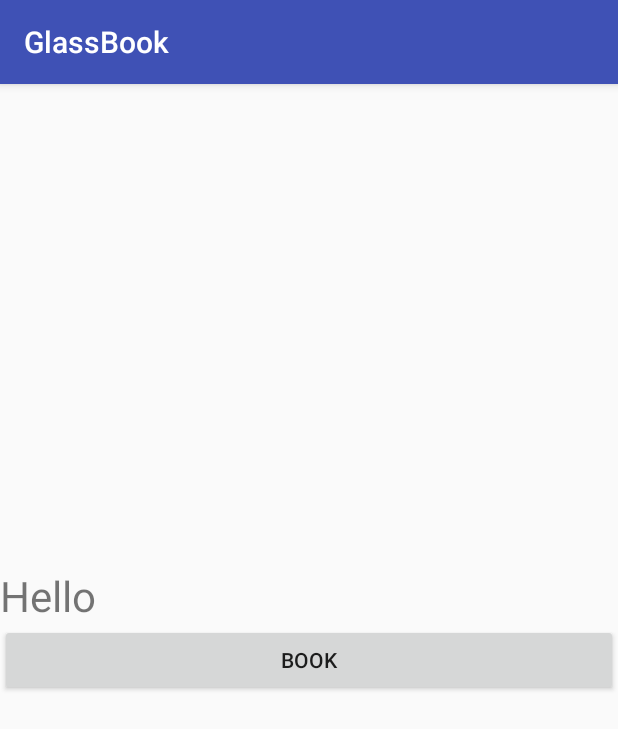
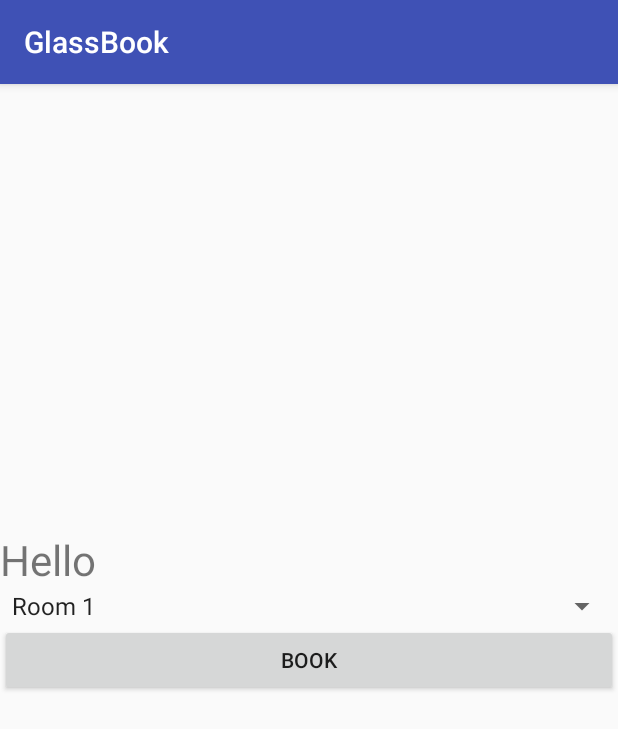
Before and after one commit to swapnilraj/GlassBook, an Android app: the fragment AvailabilityScheduleFragment placed in its activity, on a phone screen of 412 x 824 dp. Shown: the top 729 px of the screen. Run offline under Robolectric (Android 15) with nearby library versions, the phone set to English and light mode, and no system bars; libraries missing offline, so code that uses them is left out: com.wdullaer.materialdatetimepicker; 2 statements that could not run were skipped.

Commit message:
Added dropdown for room number and implemented HTTP calls with it

```diff
--- a/app/src/main/java/io/sixth/glassbook/AvailabilityScheduleFragment.java
+++ b/app/src/main/java/io/sixth/glassbook/AvailabilityScheduleFragment.java
@@ -7,7 +7,10 @@ import android.support.v4.app.Fragment;
 import android.view.LayoutInflater;
 import android.view.View;
 import android.view.ViewGroup;
+import android.widget.AdapterView;
+import android.widget.ArrayAdapter;
 import android.widget.Button;
+import android.widget.Spinner;
 import android.widget.TextView;
 import com.wdullaer.materialdatetimepicker.date.DatePickerDialog;
 import com.wdullaer.materialdatetimepicker.time.TimePickerDialog;
@@ -26,14 +29,16 @@ import org.jsoup.select.Elements;
 
 public class AvailabilityScheduleFragment extends Fragment
     implements View.OnClickListener, TimePickerDialog.OnTimeSetListener,
-    DatePickerDialog.OnDateSetListener, GlassBook.RequestListener {
+    DatePickerDialog.OnDateSetListener, GlassBook.RequestListener,
+    AdapterView.OnItemSelectedListener {
 
   public static String USER = "user";
   private TextView greeting;
   private TextView mResponse;
   private Calendar startTime;
-  private View view;
+  private View rootView;
   private User user;
+  private int roomNumber = 1;
 
   public AvailabilityScheduleFragment() {
   }
@@ -41,20 +46,28 @@ public class AvailabilityScheduleFragment extends Fragment
   @Nullable @Override
   public View onCreateView(LayoutInflater inflater, @Nullable ViewGroup container,
       @Nullable Bundle savedInstanceState) {
-    view = inflater.inflate(R.layout.fragment_availability_schedule, null);
-    greeting = (TextView) view.findViewById(R.id.greetingText);
-    mResponse = (TextView) view.findViewById(R.id.responseText);
-    Button button = (Button) view.findViewById(R.id.buttonBook);
+    rootView = inflater.inflate(R.layout.fragment_availability_schedule, null);
+
+    Spinner spinner = (Spinner) rootView.findViewById(R.id.spinner);
+    ArrayAdapter<CharSequence> adapter = ArrayAdapter.createFromResource(getContext(),
+        R.array.rooms, android.R.layout.simple_spinner_item);
+    adapter.setDropDownViewResource(android.R.layout.simple_spinner_dropdown_item);
+    spinner.setAdapter(adapter);
+    spinner.setOnItemSelectedListener(this);
+
+    greeting = (TextView) rootView.findViewById(R.id.greetingText);
+    mResponse = (TextView) rootView.findViewById(R.id.responseText);
+    Button button = (Button) rootView.findViewById(R.id.buttonBook);
     button.setOnClickListener(this);
 
     user = getArguments().getParcelable(USER);
     if (user == null) {
-      return view;
+      return rootView;
     }
     String name = user.getFirstName();
     greeting.append(" " + name);
 
-    return view;
+    return rootView;
   }
 
   @Override public void onClick(View v) {
@@ -68,7 +81,7 @@ public class AvailabilityScheduleFragment extends Fragment
 
   @Override public void onTimeSet(TimePickerDialog view, int hourOfDay, int minute, int second) {
     startTime.set(Calendar.HOUR_OF_DAY, hourOfDay);
-    GlassBook.bookRoom(startTime, this);
+    GlassBook.bookRoom(startTime, roomNumber, this);
   }
 
   @Override
@@ -89,10 +102,10 @@ public class AvailabilityScheduleFragment extends Fragment
     FragmentUtils.runOnUi(this, new Runnable() {
       @Override public void run() {
         if (response.contains("pending")) {
-          Snackbar.make(view, R.string.fail, Snackbar.LENGTH_LONG).show();
+          Snackbar.make(rootView, R.string.fail, Snackbar.LENGTH_LONG).show();
         } else {
           final String selector = "body > p:nth-child(3)";
-          Snackbar.make(view, R.string.success, Snackbar.LENGTH_LONG).show();
+          Snackbar.make(rootView, R.string.success, Snackbar.LENGTH_LONG).show();
           final Document doc = Jsoup.parse(response);
           final Elements ele = doc.select(selector);
           final String metaContainer = ele.text();
@@ -103,4 +116,12 @@ public class AvailabilityScheduleFragment extends Fragment
       }
     });
   }
+
+  @Override public void onItemSelected(AdapterView<?> parent, View view, int position, long id) {
+    roomNumber = position + 1;
+  }
+
+  @Override public void onNothingSelected(AdapterView<?> parent) {
+
+  }
 }
--- a/app/src/main/java/io/sixth/glassbook/data/api/GlassBook.java
+++ b/app/src/main/java/io/sixth/glassbook/data/api/GlassBook.java
@@ -1,10 +1,12 @@
 package io.sixth.glassbook.data.api;
 
+import android.support.design.widget.Snackbar;
 import com.facebook.stetho.okhttp3.StethoInterceptor;
 import io.sixth.glassbook.data.local.User;
 import io.sixth.glassbook.utils.GlassBookApp;
 import java.io.IOException;
 import java.util.Calendar;
+import java.util.Locale;
 import okhttp3.Call;
 import okhttp3.Callback;
 import okhttp3.Credentials;
@@ -27,9 +29,7 @@ public class GlassBook {
   private static GlassBookApp app;
 
   private static OkHttpClient getClient() {
-    return new OkHttpClient.Builder()
-        .addNetworkInterceptor(new StethoInterceptor())
-        .build();
+    return new OkHttpClient.Builder().addNetworkInterceptor(new StethoInterceptor()).build();
   }
 
   public interface AuthListener {
@@ -80,14 +80,15 @@ public class GlassBook {
     });
   }
 
-  public static void bookRoom(Calendar startTime, final RequestListener listener) {
-    String requestURL = BASE_URL + "/sgmr1.request.pl";
+  public static void bookRoom(Calendar startTime, final int roomNumber,
+      final RequestListener listener) {
+    String requestURL = BASE_URL + String.format(Locale.ENGLISH, "/sgmr%d.request.pl", roomNumber);
     OkHttpClient client = getClient();
 
     User user = app.getUser();
 
-    RequestBody formBody = new FormBody.Builder()
-        .add("StartTime", Integer.toString(startTime.get(Calendar.HOUR_OF_DAY) + 1))
+    RequestBody formBody = new FormBody.Builder().add("StartTime",
+        Integer.toString(startTime.get(Calendar.HOUR_OF_DAY) + 1))
         .add("EndTime", Integer.toString(startTime.get(Calendar.HOUR_OF_DAY) + 2))
         .add("Fullname", user.getFirstName())
         .add("Status", user.getStatus())
@@ -96,8 +97,7 @@ public class GlassBook {
         .add("StartYear", Integer.toString(startTime.get(Calendar.YEAR) - 2015))
         .build();
 
-    Request request = new Request.Builder()
-        .url(requestURL)
+    Request request = new Request.Builder().url(requestURL)
         .header("Authorization", Credentials.basic(user.getUsername(), user.getPassword()))
         .post(formBody)
         .build();
--- a/app/src/main/res/layout/fragment_availability_schedule.xml
+++ b/app/src/main/res/layout/fragment_availability_schedule.xml
@@ -12,15 +12,6 @@
       android:id="@+id/buttonBook"
       android:layout_centerVertical="true"
       />
-  <TextView
-      android:text="@string/greeting"
-      android:textSize="28sp"
-      android:layout_width="match_parent"
-      android:layout_height="wrap_content"
-      android:id="@+id/greetingText"
-      android:layout_above="@+id/buttonBook"
-      android:layout_alignParentStart="true"
-      />
 
   <ScrollView
       android:layout_width="match_parent"
@@ -28,9 +19,25 @@
       android:layout_below="@id/buttonBook"
       >
     <TextView
-        android:layout_width="match_parent"
+        android:layout_width="wrap_content"
         android:layout_height="wrap_content"
         android:id="@+id/responseText"
         />
   </ScrollView>
+  <Spinner
+      android:layout_width="match_parent"
+      android:layout_height="wrap_content"
+      android:id="@+id/spinner"
+      android:layout_above="@+id/buttonBook"
+      android:layout_alignParentStart="true"
+      />
+  <TextView
+      android:text="@string/greeting"
+      android:textSize="28sp"
+      android:layout_width="match_parent"
+      android:layout_height="wrap_content"
+      android:id="@+id/greetingText"
+      android:layout_above="@+id/spinner"
+      android:layout_alignParentStart="true"
+      />
 </RelativeLayout>
--- a/app/src/main/res/values/strings.xml
+++ b/app/src/main/res/values/strings.xml
@@ -7,4 +7,15 @@
   <string name="greeting">Hello</string>
   <string name="success">Booking Successful</string>
   <string name="fail">Booking Pending</string>
+  <string-array name="rooms">
+    <item>Room 1</item>
+    <item>Room 2</item>
+    <item>Room 3</item>
+    <item>Room 4</item>
+    <item>Room 5</item>
+    <item>Room 6</item>
+    <item>Room 7</item>
+    <item>Room 8</item>
+    <item>Room 9</item>
+  </string-array>
 </resources>
```
